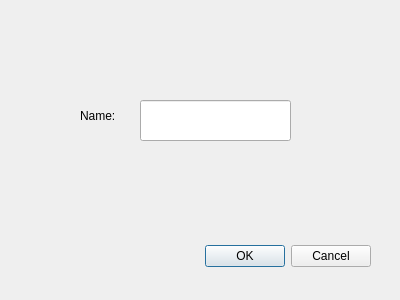
Qt form deckcreator.ui (tzcl/qtSRFRS) before a commit.
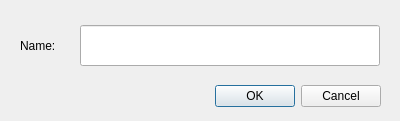
The same form after that commit.

```diff
--- a/deckcreator.ui
+++ b/deckcreator.ui
@@ -7,7 +7,7 @@
     <x>0</x>
     <y>0</y>
     <width>400</width>
-    <height>300</height>
+    <height>121</height>
    </rect>
   </property>
   <property name="windowTitle">
@@ -16,8 +16,8 @@
   <widget class="QDialogButtonBox" name="buttonBox">
    <property name="geometry">
     <rect>
-     <x>30</x>
-     <y>240</y>
+     <x>40</x>
+     <y>80</y>
      <width>341</width>
      <height>32</height>
     </rect>
@@ -29,22 +29,22 @@
     <set>QDialogButtonBox::Cancel|QDialogButtonBox::Ok</set>
    </property>
   </widget>
-  <widget class="QLineEdit" name="txt_name">
-   <property name="geometry">
-    <rect>
-     <x>140</x>
-     <y>100</y>
-     <width>151</width>
-     <height>41</height>
-    </rect>
-   </property>
-  </widget>
-  <widget class="QLabel" name="lbl_name">
+  <widget class="QLineEdit" name="txtName">
    <property name="geometry">
     <rect>
      <x>80</x>
-     <y>100</y>
-     <width>41</width>
+     <y>25</y>
+     <width>300</width>
+     <height>41</height>
+    </rect>
+   </property>
+  </widget>
+  <widget class="QLabel" name="lblName">
+   <property name="geometry">
+    <rect>
+     <x>20</x>
+     <y>30</y>
+     <width>50</width>
      <height>31</height>
     </rect>
    </property>
```
